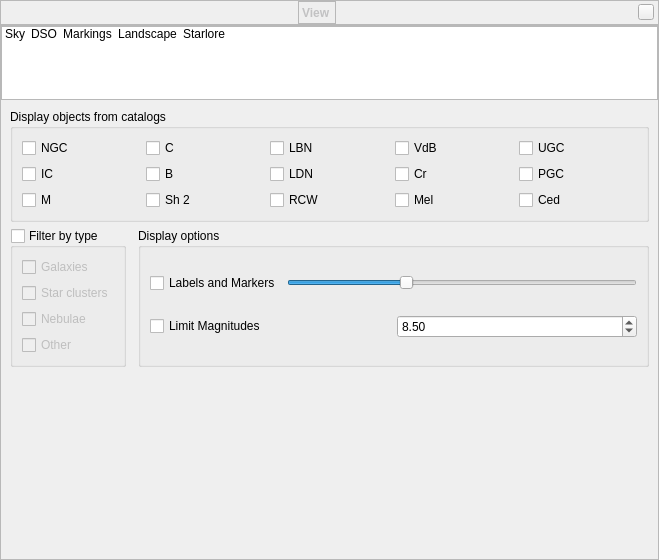
519984307/stellarium_src, file src/gui/viewDialog.ui: the form before one commit.
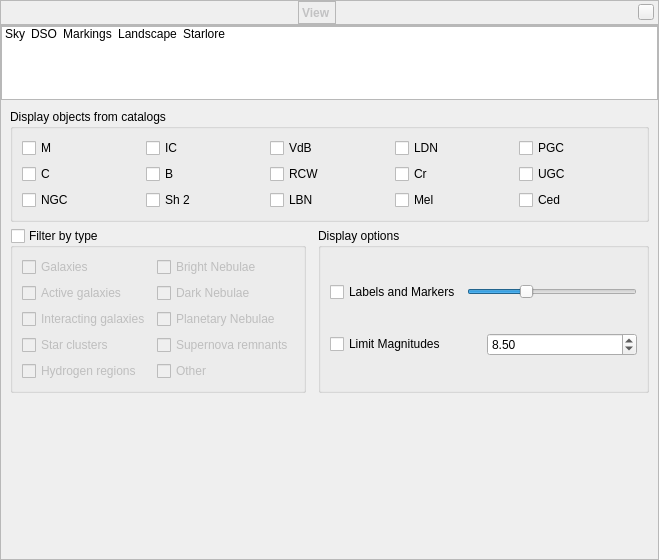
The form after the commit. The open tabs and pages were chosen to show the change. Icons and pictures are not drawn. Custom widgets are drawn as their Qt base class.

Commit message: expand filters by type; cosmetic fixes

```diff
--- a/src/gui/viewDialog.ui
+++ b/src/gui/viewDialog.ui
@@ -1184,58 +1184,6 @@
             </property>
             <layout class="QGridLayout" name="gridLayout_10">
              <item row="0" column="1">
-              <widget class="QCheckBox" name="checkBoxC">
-               <property name="toolTip">
-                <string>Caldwell Catalogue</string>
-               </property>
-               <property name="text">
-                <string>C</string>
-               </property>
-               <attribute name="buttonGroup">
-                <string notr="true">buttonGroupDisplayedDSOCatalogs</string>
-               </attribute>
-              </widget>
-             </item>
-             <item row="0" column="3">
-              <widget class="QCheckBox" name="checkBoxVdB">
-               <property name="toolTip">
-                <string>Catalogue of Reflection Nebulae (Van den Bergh, 1966)</string>
-               </property>
-               <property name="text">
-                <string>VdB</string>
-               </property>
-               <attribute name="buttonGroup">
-                <string notr="true">buttonGroupDisplayedDSOCatalogs</string>
-               </attribute>
-              </widget>
-             </item>
-             <item row="0" column="0">
-              <widget class="QCheckBox" name="checkBoxNGC">
-               <property name="toolTip">
-                <string>New General Catalogue of Nebulae and Clusters of Stars</string>
-               </property>
-               <property name="text">
-                <string>NGC</string>
-               </property>
-               <attribute name="buttonGroup">
-                <string notr="true">buttonGroupDisplayedDSOCatalogs</string>
-               </attribute>
-              </widget>
-             </item>
-             <item row="2" column="1">
-              <widget class="QCheckBox" name="checkBoxSh2">
-               <property name="toolTip">
-                <string>Catalogue of HII Regions (Sharpless, 1959)</string>
-               </property>
-               <property name="text">
-                <string>Sh 2</string>
-               </property>
-               <attribute name="buttonGroup">
-                <string notr="true">buttonGroupDisplayedDSOCatalogs</string>
-               </attribute>
-              </widget>
-             </item>
-             <item row="1" column="0">
               <widget class="QCheckBox" name="checkBoxIC">
                <property name="toolTip">
                 <string>Index Catalogue of Nebulae and Clusters of Stars</string>
@@ -1248,13 +1196,13 @@
                </attribute>
               </widget>
              </item>
-             <item row="1" column="1">
-              <widget class="QCheckBox" name="checkBoxB">
+             <item row="2" column="0">
+              <widget class="QCheckBox" name="checkBoxNGC">
                <property name="toolTip">
                 <string>Barnard's Catalogue of 349 Dark Objects in the Sky (Barnard, 1927)</string>
                </property>
                <property name="text">
-                <string>B</string>
+                <string>NGC</string>
                </property>
                <attribute name="buttonGroup">
                 <string notr="true">buttonGroupDisplayedDSOCatalogs</string>
@@ -1262,19 +1210,6 @@
               </widget>
              </item>
              <item row="2" column="2">
-              <widget class="QCheckBox" name="checkBoxRCW">
-               <property name="toolTip">
-                <string>A catalogue of Hα-emission regions in the southern Milky Way (Rodgers+, 1960)</string>
-               </property>
-               <property name="text">
-                <string>RCW</string>
-               </property>
-               <attribute name="buttonGroup">
-                <string notr="true">buttonGroupDisplayedDSOCatalogs</string>
-               </attribute>
-              </widget>
-             </item>
-             <item row="0" column="2">
               <widget class="QCheckBox" name="checkBoxLBN">
                <property name="toolTip">
                 <string>Lynds' Catalogue of Bright Nebulae (Lynds, 1965)</string>
@@ -1287,7 +1222,7 @@
                </attribute>
               </widget>
              </item>
-             <item row="2" column="0">
+             <item row="0" column="0">
               <widget class="QCheckBox" name="checkBoxM">
                <property name="toolTip">
                 <string>Messier Catalogue</string>
@@ -1300,6 +1235,84 @@
                </attribute>
               </widget>
              </item>
+             <item row="1" column="0">
+              <widget class="QCheckBox" name="checkBoxC">
+               <property name="toolTip">
+                <string>Caldwell Catalogue</string>
+               </property>
+               <property name="text">
+                <string>C</string>
+               </property>
+               <attribute name="buttonGroup">
+                <string notr="true">buttonGroupDisplayedDSOCatalogs</string>
+               </attribute>
+              </widget>
+             </item>
+             <item row="1" column="1">
+              <widget class="QCheckBox" name="checkBoxB">
+               <property name="toolTip">
+                <string>Barnard's Catalogue of 349 Dark Objects in the Sky (Barnard, 1927)</string>
+               </property>
+               <property name="text">
+                <string>B</string>
+               </property>
+               <attribute name="buttonGroup">
+                <string notr="true">buttonGroupDisplayedDSOCatalogs</string>
+               </attribute>
+              </widget>
+             </item>
+             <item row="2" column="1">
+              <widget class="QCheckBox" name="checkBoxSh2">
+               <property name="toolTip">
+                <string>Catalogue of HII Regions (Sharpless, 1959)</string>
+               </property>
+               <property name="text">
+                <string>Sh 2</string>
+               </property>
+               <attribute name="buttonGroup">
+                <string notr="true">buttonGroupDisplayedDSOCatalogs</string>
+               </attribute>
+              </widget>
+             </item>
+             <item row="0" column="2">
+              <widget class="QCheckBox" name="checkBoxVdB">
+               <property name="toolTip">
+                <string>Catalogue of Reflection Nebulae (Van den Bergh, 1966)</string>
+               </property>
+               <property name="text">
+                <string>VdB</string>
+               </property>
+               <attribute name="buttonGroup">
+                <string notr="true">buttonGroupDisplayedDSOCatalogs</string>
+               </attribute>
+              </widget>
+             </item>
+             <item row="1" column="2">
+              <widget class="QCheckBox" name="checkBoxRCW">
+               <property name="toolTip">
+                <string>A catalogue of Hα-emission regions in the southern Milky Way (Rodgers+, 1960)</string>
+               </property>
+               <property name="text">
+                <string>RCW</string>
+               </property>
+               <attribute name="buttonGroup">
+                <string notr="true">buttonGroupDisplayedDSOCatalogs</string>
+               </attribute>
+              </widget>
+             </item>
+             <item row="0" column="3">
+              <widget class="QCheckBox" name="checkBoxLDN">
+               <property name="toolTip">
+                <string>Lynds' Catalogue of Dark Nebulae (Lynds, 1962)</string>
+               </property>
+               <property name="text">
+                <string>LDN</string>
+               </property>
+               <attribute name="buttonGroup">
+                <string notr="true">buttonGroupDisplayedDSOCatalogs</string>
+               </attribute>
+              </widget>
+             </item>
              <item row="1" column="3">
               <widget class="QCheckBox" name="checkBoxCr">
                <property name="toolTip">
@@ -1326,33 +1339,7 @@
                </attribute>
               </widget>
              </item>
-             <item row="1" column="2">
-              <widget class="QCheckBox" name="checkBoxLDN">
-               <property name="toolTip">
-                <string>Lynds' Catalogue of Dark Nebulae (Lynds, 1962)</string>
-               </property>
-               <property name="text">
-                <string>LDN</string>
-               </property>
-               <attribute name="buttonGroup">
-                <string notr="true">buttonGroupDisplayedDSOCatalogs</string>
-               </attribute>
-              </widget>
-             </item>
              <item row="0" column="4">
-              <widget class="QCheckBox" name="checkBoxUGC">
-               <property name="toolTip">
-                <string>The Uppsala General Catalogue of Galaxies</string>
-               </property>
-               <property name="text">
-                <string>UGC</string>
-               </property>
-               <attribute name="buttonGroup">
-                <string notr="true">buttonGroupDisplayedDSOCatalogs</string>
-               </attribute>
-              </widget>
-             </item>
-             <item row="1" column="4">
               <widget class="QCheckBox" name="checkBoxPGC">
                <property name="toolTip">
                 <string>Catalog of galaxies</string>
@@ -1365,6 +1352,19 @@
                </attribute>
               </widget>
              </item>
+             <item row="1" column="4">
+              <widget class="QCheckBox" name="checkBoxUGC">
+               <property name="toolTip">
+                <string>The Uppsala General Catalogue of Galaxies</string>
+               </property>
+               <property name="text">
+                <string>UGC</string>
+               </property>
+               <attribute name="buttonGroup">
+                <string notr="true">buttonGroupDisplayedDSOCatalogs</string>
+               </attribute>
+              </widget>
+             </item>
              <item row="2" column="4">
               <widget class="QCheckBox" name="checkBoxCed">
                <property name="toolTip">
@@ -1396,17 +1396,47 @@
              <bool>false</bool>
             </property>
             <layout class="QGridLayout" name="gridLayout_13">
-             <item row="0" column="0">
-              <widget class="QCheckBox" name="checkBoxGalaxiesType">
+             <item row="5" column="1">
+              <widget class="QCheckBox" name="checkBoxSupernovaRemnantsType">
                <property name="text">
-                <string>Galaxies</string>
+                <string>Supernova remnants</string>
                </property>
                <attribute name="buttonGroup">
                 <string notr="true">buttonGroupDisplayedDSOTypes</string>
                </attribute>
               </widget>
              </item>
-             <item row="1" column="0">
+             <item row="4" column="0">
+              <widget class="QCheckBox" name="checkBoxInteractingGalaxiesType">
+               <property name="text">
+                <string>Interacting galaxies</string>
+               </property>
+               <attribute name="buttonGroup">
+                <string notr="true">buttonGroupDisplayedDSOTypes</string>
+               </attribute>
+              </widget>
+             </item>
+             <item row="6" column="0">
+              <widget class="QCheckBox" name="checkBoxHydrogenRegionsType">
+               <property name="text">
+                <string>Hydrogen regions</string>
+               </property>
+               <attribute name="buttonGroup">
+                <string notr="true">buttonGroupDisplayedDSOTypes</string>
+               </attribute>
+              </widget>
+             </item>
+             <item row="6" column="1">
+              <widget class="QCheckBox" name="checkBoxOtherType">
+               <property name="text">
+                <string>Other</string>
+               </property>
+               <attribute name="buttonGroup">
+                <string notr="true">buttonGroupDisplayedDSOTypes</string>
+               </attribute>
+              </widget>
+             </item>
+             <item row="5" column="0">
               <widget class="QCheckBox" name="checkBoxStarClustersType">
                <property name="text">
                 <string>Star clusters</string>
@@ -1416,10 +1446,20 @@
                </attribute>
               </widget>
              </item>
-             <item row="2" column="0">
-              <widget class="QCheckBox" name="checkBoxNebulaeType">
+             <item row="4" column="1">
+              <widget class="QCheckBox" name="checkBoxPlanetaryNebulaeType">
                <property name="text">
-                <string>Nebulae</string>
+                <string>Planetary Nebulae</string>
+               </property>
+               <attribute name="buttonGroup">
+                <string notr="true">buttonGroupDisplayedDSOTypes</string>
+               </attribute>
+              </widget>
+             </item>
+             <item row="1" column="0">
+              <widget class="QCheckBox" name="checkBoxGalaxiesType">
+               <property name="text">
+                <string>Galaxies</string>
                </property>
                <attribute name="buttonGroup">
                 <string notr="true">buttonGroupDisplayedDSOTypes</string>
@@ -1427,9 +1467,29 @@
               </widget>
              </item>
              <item row="3" column="0">
-              <widget class="QCheckBox" name="checkBoxOtherType">
+              <widget class="QCheckBox" name="checkBoxActiveGalaxiesType">
                <property name="text">
-                <string>Other</string>
+                <string>Active galaxies</string>
+               </property>
+               <attribute name="buttonGroup">
+                <string notr="true">buttonGroupDisplayedDSOTypes</string>
+               </attribute>
+              </widget>
+             </item>
+             <item row="3" column="1">
+              <widget class="QCheckBox" name="checkBoxDarkNebulaeType">
+               <property name="text">
+                <string>Dark Nebulae</string>
+               </property>
+               <attribute name="buttonGroup">
+                <string notr="true">buttonGroupDisplayedDSOTypes</string>
+               </attribute>
+              </widget>
+             </item>
+             <item row="1" column="1">
+              <widget class="QCheckBox" name="checkBoxBrightNebulaeType">
+               <property name="text">
+                <string>Bright Nebulae</string>
                </property>
                <attribute name="buttonGroup">
                 <string notr="true">buttonGroupDisplayedDSOTypes</string>
```
Left out of the diff: 4 changed lines with no effect on the pictures. The commit also changes 5 other files.
